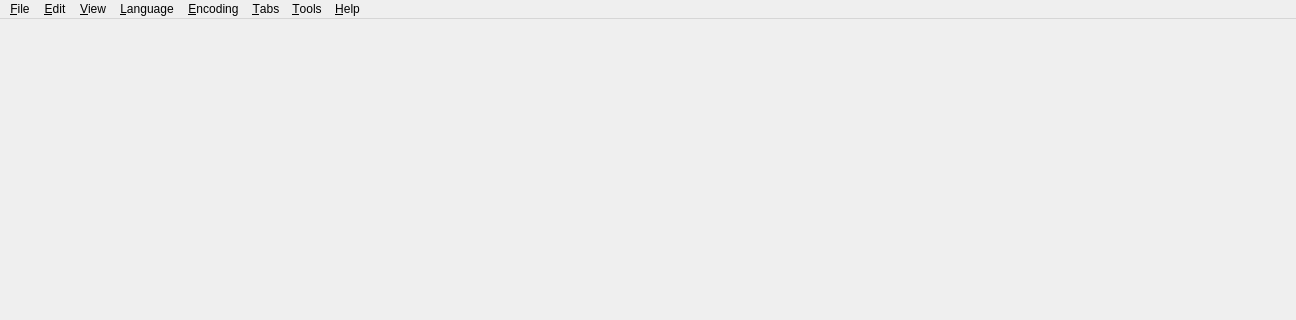
Qt form src/gui/dialogs/formmain.ui (martinrotter/textosaurus) before a commit; both pictures show x 0 to 1296 and y 0 to 320 of the 1296 by 677 pixel window.
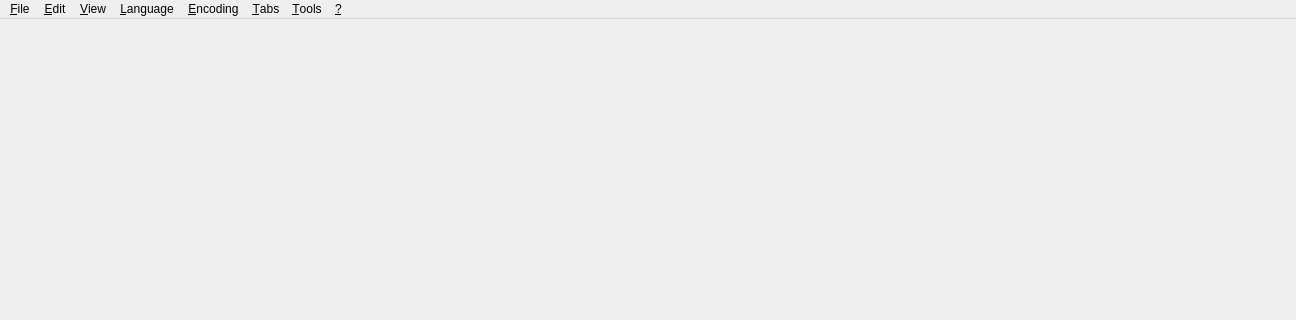
The same form after that commit.

The edit to the form file:
```diff
--- a/src/gui/dialogs/formmain.ui
+++ b/src/gui/dialogs/formmain.ui
@@ -85,7 +85,7 @@
    </widget>
    <widget class="QMenu" name="m_menuHelp">
     <property name="title">
-     <string>&amp;Help</string>
+     <string>&amp;?</string>
     </property>
     <addaction name="m_actionCheckForUpdates"/>
     <addaction name="m_actionReportBug"/>
```
